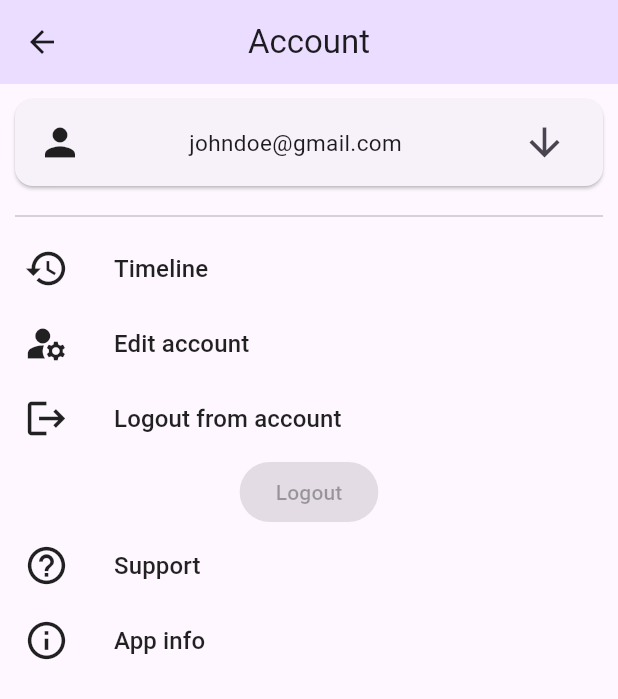
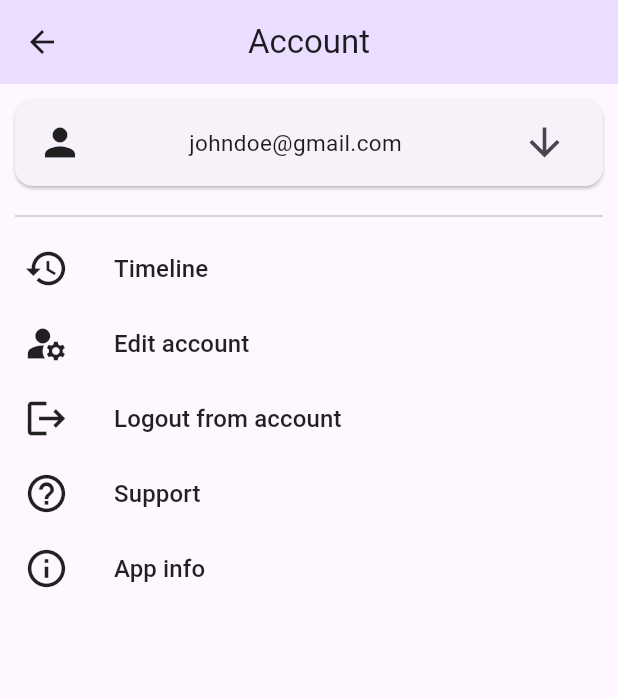
Before and after one commit to Joshuavtk/AutoMaat, a Flutter app: the Home screen opened directly, after a tap on "Naar account", on a phone screen of 412 x 824 dp. Shown: the top 699 px of the screen. Run offline on Flutter 3.47's test engine with Material 3 defaults, Android fonts, the phone set to English and light mode, and no system bars; our stand-ins replace drift, drift_flutter, flutter_dotenv, flutter_map, latlong2, location; accounts and stored records are empty; generated files the repository leaves out were written again.

Commit message:
Add logout functionality

```diff
--- a/lib/database/database.dart
+++ b/lib/database/database.dart
@@ -32,4 +32,8 @@ class AppDatabase extends _$AppDatabase {
     return await into(user)
         .insert(UserCompanion.insert(token: item));
   }
+
+  Future<int> deleteUserToken() async {
+    return await delete(user).go();
+  }
 }
--- a/lib/modules/user/user_service.dart
+++ b/lib/modules/user/user_service.dart
@@ -31,7 +31,7 @@ Future<bool> authenticate(username, password, rememberMe) async {
       AppDatabase database = AppDatabase();
       // var users = await database.getUsers();
       // print(users);
-      database.saveItem(bearerToken);
+      await database.saveItem(bearerToken);
 
       database.close();
 
--- a/lib/pages/account.dart
+++ b/lib/pages/account.dart
@@ -1,8 +1,10 @@
 import 'package:auto_maat/pages/account_edit.dart';
+import 'package:auto_maat/pages/login.dart';
 import 'package:auto_maat/pages/timeline.dart';
 import 'package:auto_maat/ui/account_wrapper.dart';
 import 'package:flutter/material.dart';
 
+import '../database/database.dart';
 import '../ui/full_width_button.dart';
 
 class AccountScreen extends StatefulWidget {
@@ -52,16 +54,32 @@ class _AccountPageState extends State<AccountScreen> {
       ),
       fullWidthButton(context, 'Timeline', Icons.history, const TimelineScreen()),
       fullWidthButton(context, 'Edit account', Icons.manage_accounts, const AccountEditScreen()),
-      fullWidthButton(context, 'Logout from account', Icons.logout, const AccountEditScreen()),
-      ElevatedButton(onPressed: logout(), child: const Text("Logout")),
-
+      MaterialButton(
+          height: 50,
+          minWidth: 1000,
+          onPressed: () => logout(),
+          child: const Row(
+            children: [
+              Icon(Icons.logout, size: 30),
+              Padding(padding: EdgeInsets.all(15)),
+              Text(
+                "Logout from account",
+                style: TextStyle(fontSize: 16),
+              )
+            ],
+          )),
       fullWidthButton(context, 'Support', Icons.help_outline, const TimelineScreen()),
       fullWidthButton(context, 'App info', Icons.info_outline, const TimelineScreen()),
     ]);
-
   }
 
-  logout() {
+  logout() async {
+    AppDatabase database = AppDatabase();
+    await database.deleteUserToken();
+    database.close();
 
+    if (mounted) {
+      Navigator.push(context, MaterialPageRoute(builder: (context) => const LoginScreen()));
+    }
   }
 }
```
